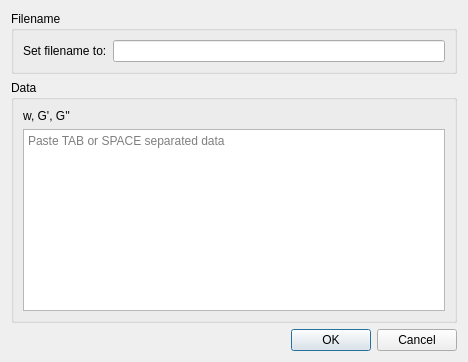
First picture: the form in RepTate/gui/import_from_pasted_dialog.ui, repository jorge-ramirez-upm/RepTate, before the edit.
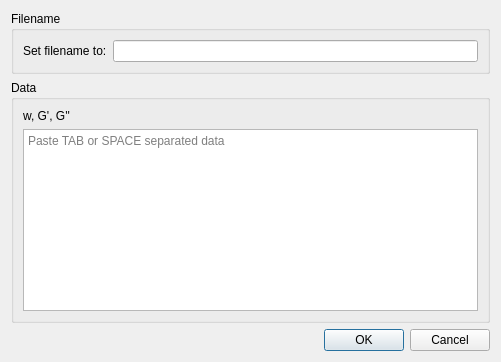
Second picture: the form after the edit.

Commit message: dialog slightly wider

What changed in the file:
```diff
--- a/RepTate/gui/import_from_pasted_dialog.ui
+++ b/RepTate/gui/import_from_pasted_dialog.ui
@@ -6,7 +6,7 @@
    <rect>
     <x>0</x>
     <y>0</y>
-    <width>468</width>
+    <width>501</width>
     <height>362</height>
    </rect>
   </property>
```
